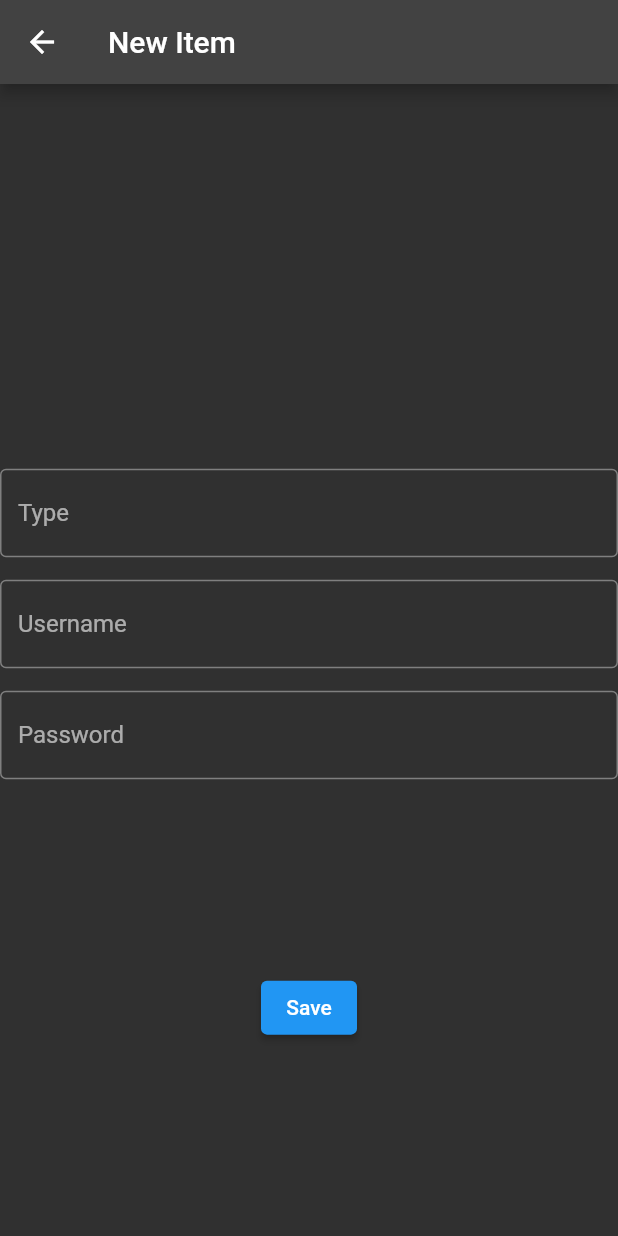
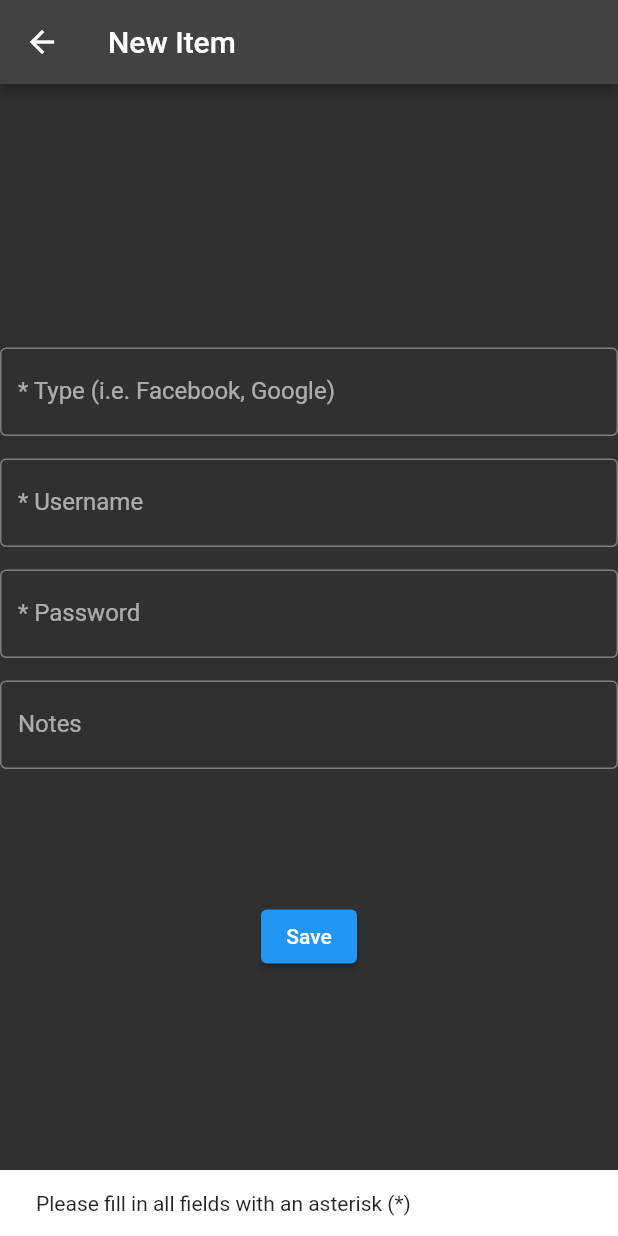
Before and after one commit to LeonardoHysesani/password_vault_mobile, a Flutter app: the NewItemScreen screen opened directly with empty values, after a tap on "Save", on a phone screen of 412 x 824 dp. Run offline on Flutter 3.47's test engine with Material 2 defaults, Android fonts, the phone set to English and light mode, and no system bars; our stand-ins replace sqflite; missing offline and left inert: cryptography, encrypt; accounts and stored records are empty.

Commit message:
Implement delete, update item and id assignment.

```diff
--- a/lib/functions/items_management.dart
+++ b/lib/functions/items.dart
@@ -13,10 +13,11 @@ Future<List<Item>> getAllItems() async {
     items.add(
         Item(
           id: item.values.elementAt(0),
-          type: item.values.elementAt(1),
-          username: item.values.elementAt(2),
-          password: item.values.elementAt(3),
-          base64iv: item.values.elementAt(4),
+          base64iv: item.values.elementAt(1),
+          type: item.values.elementAt(2),
+          username: item.values.elementAt(3),
+          password: item.values.elementAt(4),
+          notes: item.values.elementAt(5),
         ).decrypted()
     );
   }
@@ -44,6 +45,7 @@ String getKeySource() {
 }
 
 String encryptString(String plaintext, String base64iv) {
+  if (plaintext != '') {
     final key = Key.fromUtf8(getKeySource());
     final iv = IV.fromBase64(base64iv);
     final encrypter = Encrypter(AES(key));
@@ -51,8 +53,13 @@ String encryptString(String plaintext, String base64iv) {
     final encrypted = encrypter.encrypt(plaintext, iv: iv);
     return encrypted.base64;
   }
+  else {
+    return '';
+  }
+}
 
 String decryptString(String base64str, String base64iv) {
+  if (base64str != '') {
     final key = Key.fromUtf8(getKeySource());
     final iv = IV.fromBase64(base64iv);
     final decrypter = Encrypter(AES(key));
@@ -60,50 +67,68 @@ String decryptString(String base64str, String base64iv) {
     final decrypted = decrypter.decrypt64(base64str, iv: iv);
     return decrypted;
   }
+  else {
+    return '';
+  }
+}
+
 
 class Item {
-  var id;
+  final int id;
   final String type;
   final String username;
   final String password;
   final String base64iv;
+  final String notes;
 
   Item({
-    this.id,
+    required this.id,
     required this.type,
     required this.username,
     required this.password,
     required this.base64iv,
+    required this.notes,
   });
 
   Map<String, dynamic> toMap() {
     return {
       'id': id,
+      'base64iv': base64iv,
       'type': type,
       'username': username,
       'password': password,
-      'base64iv': base64iv,
+      'notes': notes,
     };
   }
 
   @override
   String toString() {
-    return 'Item{username: $username, password: $password}';
+    return 'Item{username: $username, password: $password, notes: $notes}';
   }
 
   void add() {
     // create table if it doesn't exist already
-    createItemsTable('items');
+    createItemsTable();
     // insert current item after encrypting it
-    insertIntoItemsTable(encrypt(), 'items');
+    insertIntoItemsTable(encrypt());
+  }
+
+  void delete() {
+    deleteIdInItemsTable(id);
+  }
+
+  void replaceWith(Item updatedItem) {
+    deleteAndInsert(updatedItem.encrypt());
   }
 
   Item encrypt() {
     Item encryptedItem = Item(
+      id: id,
+      base64iv: base64iv,
       type: encryptString(type, base64iv),
       username: encryptString(username, base64iv),
       password: encryptString(password, base64iv),
-      base64iv: base64iv,
+      notes: encryptString(notes, base64iv),
     );
     return encryptedItem;
   }
@@ -111,10 +136,11 @@ class Item {
   Item decrypted() {
     Item decryptedItem = Item(
       id: id,
+      base64iv: base64iv,
       type: decryptString(type, base64iv),
       username: decryptString(username, base64iv),
       password: decryptString(password, base64iv),
-      base64iv: base64iv,
+      notes: decryptString(notes, base64iv),
     );
     return decryptedItem;
   }
--- a/lib/main.dart
+++ b/lib/main.dart
@@ -1,6 +1,6 @@
 import 'package:flutter/foundation.dart';
 import 'package:flutter/material.dart';
-import 'package:password_vault_mobile/newAlias.dart';
+import 'package:password_vault_mobile/new_alias.dart';
 import 'package:password_vault_mobile/vault.dart';
 
 import 'functions/database_management.dart';
--- a/lib/newAlias.dart
+++ b/lib/new_alias.dart
@@ -1,6 +1,5 @@
 import 'package:flutter/material.dart';
 import 'package:password_vault_mobile/functions/database_management.dart';
-import 'package:password_vault_mobile/functions/items_management.dart';
 import 'package:password_vault_mobile/functions/master_encryption.dart';
 
 class NewAliasScreen extends StatefulWidget {
@@ -20,7 +19,7 @@ class _NewAliasScreenState extends State<NewAliasScreen> {
 
     createByteTable('salt');
     createByteTable('hash');
-    createItemsTable('items');
+    createItemsTable();
 
     List<int> newSalt = generateRandomSalt();
     insertIntoByteTable(newSalt, 'salt');
--- a/lib/new_item.dart
+++ b/lib/new_item.dart
@@ -1,10 +1,11 @@
 import 'package:encrypt/encrypt.dart' as encrypt;
 import 'package:flutter/material.dart';
 
-import 'functions/items_management.dart';
+import 'functions/items.dart';
 
 class NewItemScreen extends StatefulWidget {
-  const NewItemScreen({Key? key, required this.updateItemList}) : super(key: key);
+  const NewItemScreen({Key? key, required this.updateItemList, required this.id}) : super(key: key);
+  final int id;
   final Function() updateItemList;
   @override
   _NewItemScreenState createState() => _NewItemScreenState();
@@ -14,6 +15,8 @@ class _NewItemScreenState extends State<NewItemScreen> {
   final typeFieldController = TextEditingController();
   final usernameFieldController = TextEditingController();
   final passwordFieldController = TextEditingController();
+  final notesFieldController = TextEditingController();
+
   @override
   Widget build(BuildContext context) {
     return Scaffold(
@@ -29,7 +32,7 @@ class _NewItemScreenState extends State<NewItemScreen> {
             controller: typeFieldController,
             decoration: const InputDecoration(
               border: OutlineInputBorder(),
-              labelText: 'Type'
+              labelText: '* Type (i.e. Facebook, Google)'
             ),
           ),
           const SizedBox(height: 15,),
@@ -37,7 +40,7 @@ class _NewItemScreenState extends State<NewItemScreen> {
             controller: usernameFieldController,
             decoration: const InputDecoration(
                 border: OutlineInputBorder(),
-                labelText: 'Username'
+                labelText: '* Username'
             ),
           ),
           const SizedBox(height: 15,),
@@ -45,24 +48,50 @@ class _NewItemScreenState extends State<NewItemScreen> {
             controller: passwordFieldController,
             decoration: const InputDecoration(
                 border: OutlineInputBorder(),
-                labelText: 'Password'
+                labelText: '* Password'
+            ),
+          ),
+          const SizedBox(height: 15,),
+          TextField(
+            controller: notesFieldController,
+            decoration: const InputDecoration(
+                border: OutlineInputBorder(),
+                labelText: 'Notes'
             ),
           ),
           const Spacer(),
           ElevatedButton(
             onPressed: () {
-              Item newItem = Item(
+              if (typeFieldController.text != ''
+              && usernameFieldController.text != ''
+              && passwordFieldController.text != '') {
+                Item newItem = Item(
+                  id: widget.id,
+                  base64iv: encrypt.IV.fromSecureRandom(16).base64,
                   type: typeFieldController.text,
                   username: usernameFieldController.text,
                   password: passwordFieldController.text,
-                  base64iv: encrypt.IV.fromSecureRandom(16).base64
-              );
-              newItem.add();
-              widget.updateItemList();
-              Navigator.pop(context);
+                  notes: notesFieldController.text,
+                );
+                newItem.add();
+                widget.updateItemList();
+                Navigator.pop(context);
+              }
+              else {
+                // notify to fill required fields
+                const snackBar = SnackBar(
+                  content: Text('Please fill in all fields with an asterisk (*)'),
+                  duration: Duration(seconds: 3),
+                );
+
+                // Find the ScaffoldMessenger in the widget tree
+                // and use it to show a SnackBar.
+                ScaffoldMessenger.of(context).showSnackBar(snackBar);
+              }
             },
             child: const Text('Save'),
           ),
+          const Spacer(),
           const Spacer(),
         ],
       ),
```
Also changed, not shown: lib/display_item.dart (+168 -0 lines), lib/edit_item.dart (+98 -0 lines), lib/functions/database_management.dart (+19 -8 lines), lib/vault.dart (+40 -20 lines). Lines whose indentation alone changed are shown as unchanged.
